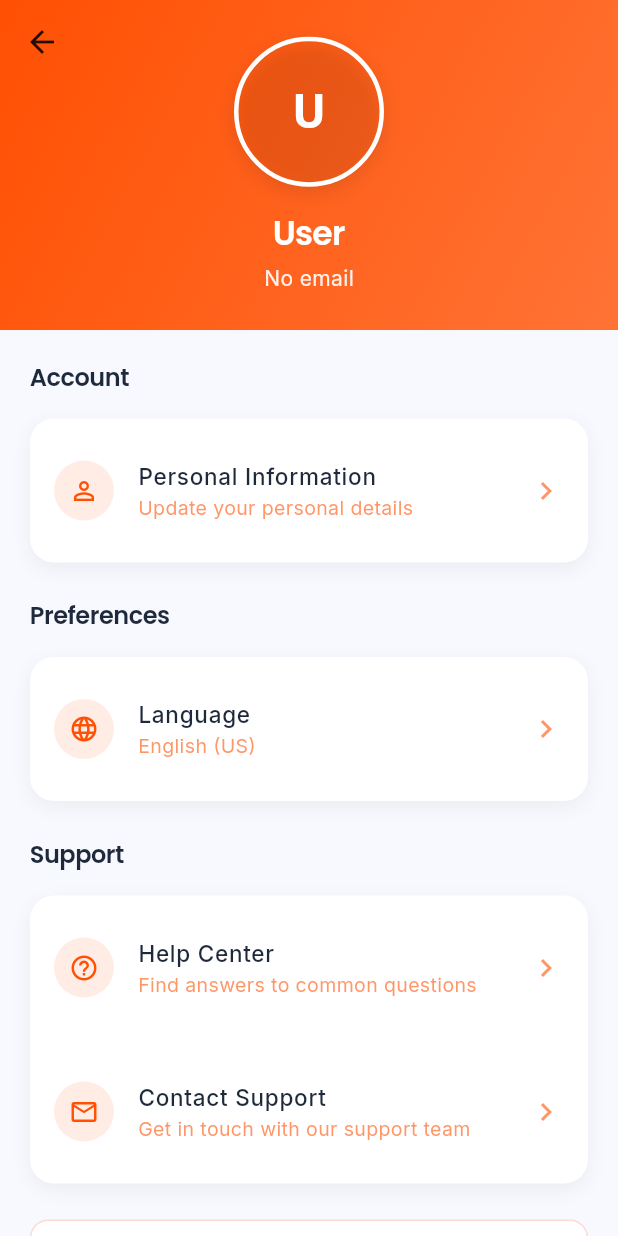
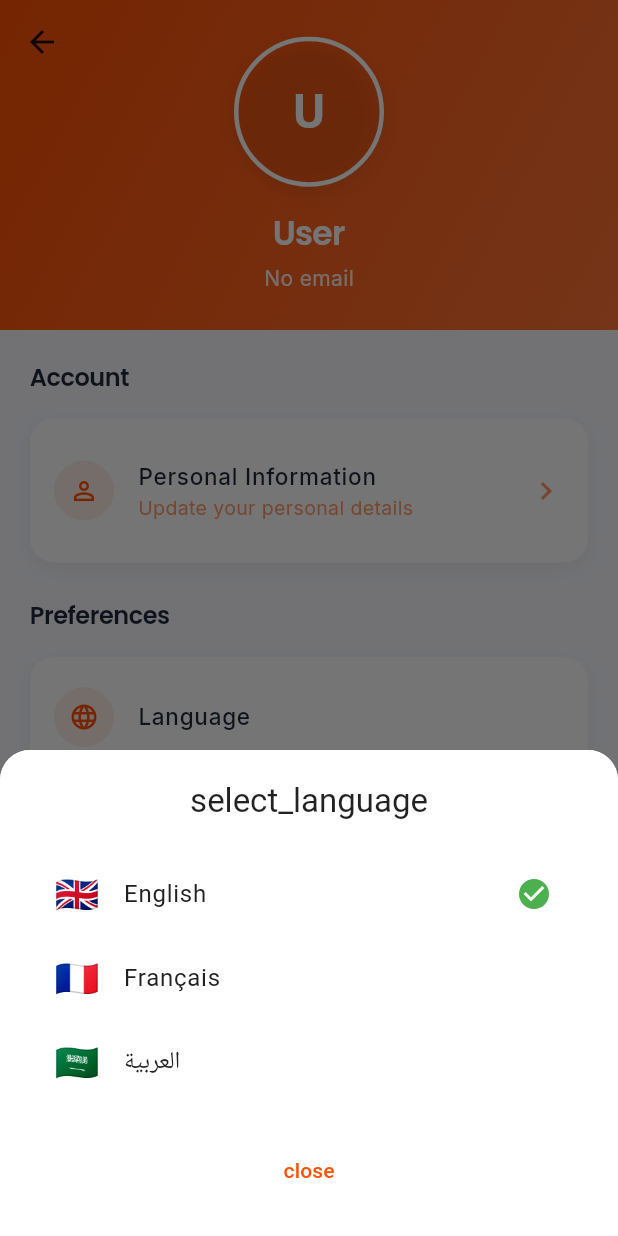
Before and after one commit to riadlam/wafa_frontend, a Flutter app: the DashboardProfile screen opened directly, after a tap on "Language", on a phone screen of 412 x 824 dp. Run offline on Flutter 3.47's test engine with Material 3 defaults, Android fonts, the light colour scheme and no system bars; our stand-ins replace cached_network_image, easy_localization, firebase_auth, firebase_core, flutter_animate, flutter_colorpicker and 20 more; missing offline and left inert: mobile_scanner; accounts and stored records are empty; network calls fail.

Commit message:
some edits

```diff
--- a/lib/admin/dashbored/dashbored_profile.dart
+++ b/lib/admin/dashbored/dashbored_profile.dart
@@ -5,13 +5,28 @@ import 'package:loyaltyapp/constants/app_colors.dart';
 import 'package:provider/provider.dart';
 import 'package:loyaltyapp/constants/routes.dart';
 import 'package:loyaltyapp/providers/auth_state_provider.dart';
-import 'package:loyaltyapp/admin/dashbored/widgets/loyalty_card_display.dart';
 import 'package:loyaltyapp/providers/user_provider.dart';
+import 'package:easy_localization/easy_localization.dart';
+import 'package:loyaltyapp/admin/dashbored/widgets/language_selector_sheet.dart';
 
 class DashboardProfile extends StatelessWidget {
   const DashboardProfile({super.key});
 
   // Get user initials from name
+  String _getCurrentLanguageName(BuildContext context) {
+    final locale = context.locale.languageCode;
+    switch (locale) {
+      case 'en':
+        return 'English';
+      case 'fr':
+        return 'Français';
+      case 'ar':
+        return 'العربية';
+      default:
+        return 'English';
+    }
+  }
+
   String _getInitials(String? name) {
     if (name == null || name.isEmpty) return 'U';
     final nameParts = name.split(' ');
@@ -164,32 +179,14 @@ class DashboardProfile extends StatelessWidget {
                 crossAxisAlignment: CrossAxisAlignment.start,
                 children: [
                   // Account Section
-                  _buildSectionTitle('Account'),
+                  _buildSectionTitle('dashboard_profile.account'.tr()),
                   const SizedBox(height: 16),
                   _buildProfileCard(
                     children: [
                       _buildProfileItem(
                         icon: Icons.person_outline,
-                        title: 'Personal Information',
-                        subtitle: 'Update your personal details',
-                        onTap: () {},
-                      ),
-
-                    ],
-                  ),
-
-                  const SizedBox(height: 24),
-
-                  // Preferences Section
-                  _buildSectionTitle('Preferences'),
-                  const SizedBox(height: 16),
-                  _buildProfileCard(
-                    children: [
-                      _buildProfileItem(
-                        icon: Icons.language_outlined,
-                        title: 'Language',
-                        subtitle: 'English (US)',
-                        trailing: const Icon(Icons.chevron_right, color: _lightTextColor),
+                        title: 'dashboard_profile.personal_information'.tr(),
+                        subtitle: 'dashboard_profile.update_personal_details'.tr(),
                         onTap: () {},
                       ),
                     ],
@@ -197,21 +194,48 @@ class DashboardProfile extends StatelessWidget {
 
                   const SizedBox(height: 24),
 
+                  // Preferences Section
+                  _buildSectionTitle('dashboard_profile.preferences'.tr()),
+                  const SizedBox(height: 16),
+                  _buildProfileCard(
+                    children: [
+                      _buildToggleItem(
+                        'dashboard_profile.language'.tr(),
+                        Icons.language,
+                        () {
+                          showModalBottomSheet(
+                            context: context,
+                            builder: (context) => const LanguageSelectorSheet(),
+                            shape: const RoundedRectangleBorder(
+                              borderRadius: BorderRadius.vertical(top: Radius.circular(20)),
+                            ),
+                          );
+                        },
+                        trailing: Text(
+                          _getCurrentLanguageName(context),
+                          style: const TextStyle(color: Colors.white70, fontSize: 14),
+                        ),
+                      ),
+                    ],
+                  ),
+
+                  const SizedBox(height: 24),
+
                   // Support Section
-                  _buildSectionTitle('Support'),
+                  _buildSectionTitle('dashboard_profile.support'.tr()),
                   const SizedBox(height: 16),
                   _buildProfileCard(
                     children: [
                       _buildProfileItem(
                         icon: Icons.help_outline,
-                        title: 'Help Center',
-                        subtitle: 'Find answers to common questions',
+                        title: 'dashboard_profile.help_center'.tr(),
+                        subtitle: 'dashboard_profile.help_center_subtitle'.tr(),
                         onTap: () {},
                       ),
                       _buildProfileItem(
                         icon: Icons.email_outlined,
-                        title: 'Contact Support',
-                        subtitle: 'Get in touch with our support team',
+                        title: 'dashboard_profile.contact_support'.tr(),
+                        subtitle: 'dashboard_profile.contact_support_subtitle'.tr(),
                         onTap: () {},
                       ),
                     ],
@@ -229,19 +253,19 @@ class DashboardProfile extends StatelessWidget {
                           context: context,
                           builder: (BuildContext context) {
                             return AlertDialog(
-                              title: const Text('Logout'),
-                              content: const Text('Are you sure you want to log out?'),
+                              title: Text('dashboard_profile.logout'.tr()),
+                              content: Text('dashboard_profile.logout_confirmation'.tr()),
                               actions: [
                                 TextButton(
                                   onPressed: () => Navigator.of(context).pop(false),
-                                  child: const Text('CANCEL'),
+                                  child: Text('dashboard_profile.cancel'.tr()),
                                 ),
                                 TextButton(
                                   onPressed: () => Navigator.of(context).pop(true),
                                   style: TextButton.styleFrom(
                                     foregroundColor: Colors.red,
                                   ),
-                                  child: const Text('LOGOUT'),
+                                  child: Text('dashboard_profile.confirm_logout'.tr()),
                                 ),
                               ],
                             );
@@ -312,7 +336,7 @@ class DashboardProfile extends StatelessWidget {
                         elevation: 0,
                       ),
                       child: Text(
-                        'Logout',
+                        'dashboard_profile.logout'.tr(),
                         style: GoogleFonts.inter(
                           fontSize: 16,
                           fontWeight: FontWeight.w600,
@@ -326,7 +350,7 @@ class DashboardProfile extends StatelessWidget {
                   // App Version
                   Center(
                     child: Text(
-                      'Waffa v1.0.0',
+                      'dashboard_profile.app_version'.tr(),
                       style: GoogleFonts.inter(
                         fontSize: 12,
                         color: _lightTextColor.withOpacity(0.7),
@@ -413,13 +437,9 @@ class DashboardProfile extends StatelessWidget {
     );
   }
 
-  Widget _buildToggleItem({
-    required IconData icon,
-    required String title,
-    required bool value,
-    required ValueChanged<bool> onChanged,
-  }) {
+  Widget _buildToggleItem(String title, IconData icon, VoidCallback onTap, {Widget? trailing}) {
     return ListTile(
+      onTap: onTap,
       leading: Container(
         width: 40,
         height: 40,
@@ -437,11 +457,7 @@ class DashboardProfile extends StatelessWidget {
           color: _darkTextColor,
         ),
       ),
-      trailing: Switch.adaptive(
-        value: value,
-        onChanged: onChanged,
-        activeColor: _primaryColor,
-      ),
+      trailing: trailing ?? const Icon(Icons.arrow_forward_ios, size: 16, color: _lightTextColor),
       contentPadding: const EdgeInsets.symmetric(horizontal: 16, vertical: 12),
     );
   }
--- /dev/null
+++ b/lib/admin/dashbored/widgets/language_selector_sheet.dart
@@ -0,0 +1,89 @@
+import 'package:easy_localization/easy_localization.dart';
+import 'package:flutter/material.dart';
+import 'package:shared_preferences/shared_preferences.dart';
+
+class LanguageSelectorSheet extends StatefulWidget {
+  const LanguageSelectorSheet({super.key});
+
+  @override
+  State<LanguageSelectorSheet> createState() => _LanguageSelectorSheetState();
+}
+
+class _LanguageSelectorSheetState extends State<LanguageSelectorSheet> {
+  @override
+  Widget build(BuildContext context) {
+    return Container(
+      padding: const EdgeInsets.all(20),
+      decoration: BoxDecoration(
+        color: Theme.of(context).scaffoldBackgroundColor,
+        borderRadius: const BorderRadius.vertical(top: Radius.circular(20)),
+      ),
+      child: Column(
+        mainAxisSize: MainAxisSize.min,
+        crossAxisAlignment: CrossAxisAlignment.stretch,
+        children: [
+          Text(
+            'select_language'.tr(),
+            style: Theme.of(context).textTheme.titleLarge,
+            textAlign: TextAlign.center,
+          ),
+          const SizedBox(height: 20),
+          _buildLanguageOption(context, 'English', 'en'),
+          _buildLanguageOption(context, 'Français', 'fr'),
+          _buildLanguageOption(context, 'العربية', 'ar'),
+          const SizedBox(height: 20),
+          TextButton(
+            onPressed: () => Navigator.pop(context),
+            child: Text('close'.tr()),
+          ),
+        ],
+      ),
+    );
+  }
+
+  Widget _buildLanguageOption(
+      BuildContext context, String language, String languageCode) {
+    final currentLocale = context.locale.languageCode;
+    final isSelected = currentLocale == languageCode;
+
+    return ListTile(
+      leading: Text(
+        _getLanguageFlag(languageCode),
+        style: const TextStyle(fontSize: 24),
+      ),
+      title: Text(language),
+      trailing: isSelected
+          ? const Icon(Icons.check_circle, color: Colors.green)
+          : null,
+      onTap: () async {
+        if (!isSelected) {
+          await context.setLocale(Locale(languageCode));
+          // Save the selected language preference
+          final prefs = await SharedPreferences.getInstance();
+          await prefs.setString('language_code', languageCode);
+
+          // Force a rebuild with the new locale
+          if (mounted) {
+            context.setLocale(Locale(languageCode));
+          }
+        }
+        if (mounted) {
+          Navigator.pop(context);
+        }
+      },
+    );
+  }
+
+  String _getLanguageFlag(String languageCode) {
+    switch (languageCode) {
+      case 'en':
+        return '🇬🇧';
+      case 'fr':
+        return '🇫🇷';
+      case 'ar':
+        return '🇸🇦';
+      default:
+        return '🌐';
+    }
+  }
+}
--- a/pubspec.yaml
+++ b/pubspec.yaml
@@ -70,3 +70,4 @@ flutter:
   assets:
     - assets/images/
     - assets/animations/categories/check.json
+    - assets/l10n/
```
Also changed, not shown: assets/l10n/ar.json (+65 -1 lines), assets/l10n/en.json (+74 -1 lines), assets/l10n/fr.json (+75 -2 lines), lib/admin/dashbored/screens/qr_code_screen.dart (+59 -40 lines), lib/main.dart (+27 -14 lines), lib/router/app_router.dart (+4 -4 lines), lib/screens/login_screen.dart (+46 -30 lines), lib/screens/splash_screen.dart (+11 -8 lines), lib/services/localization_service.dart (added, +39 -0 lines), lib/widgets/language_selector.dart (added, +38 -0 lines), assets/images/welcome_logo.png (added).
